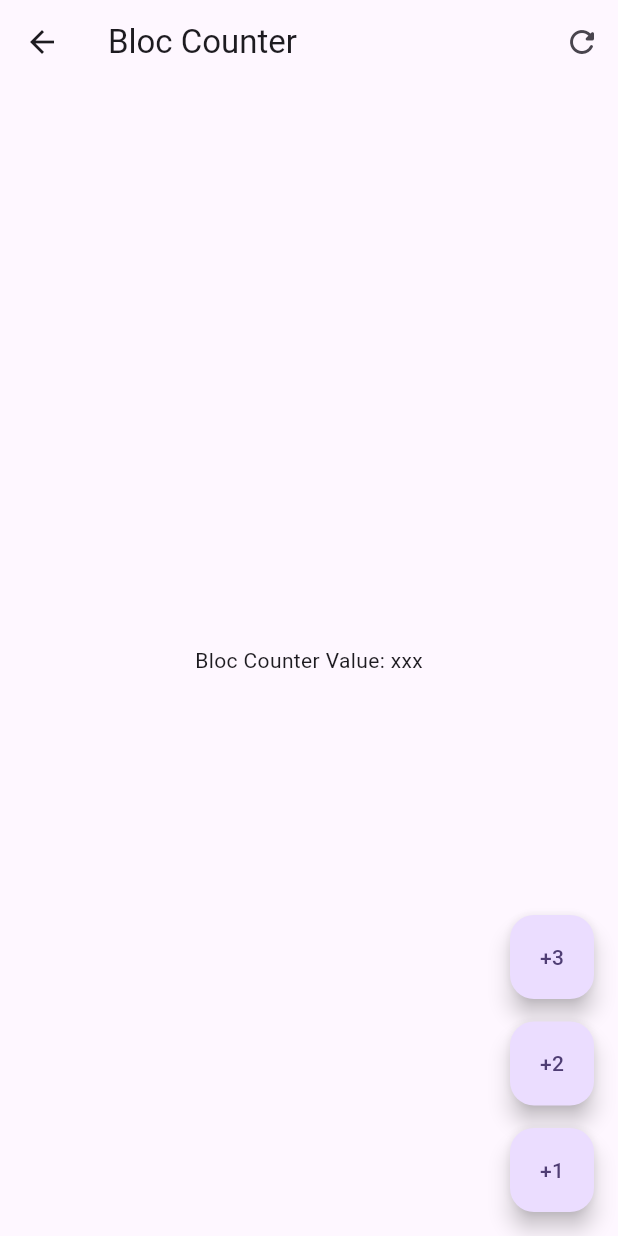
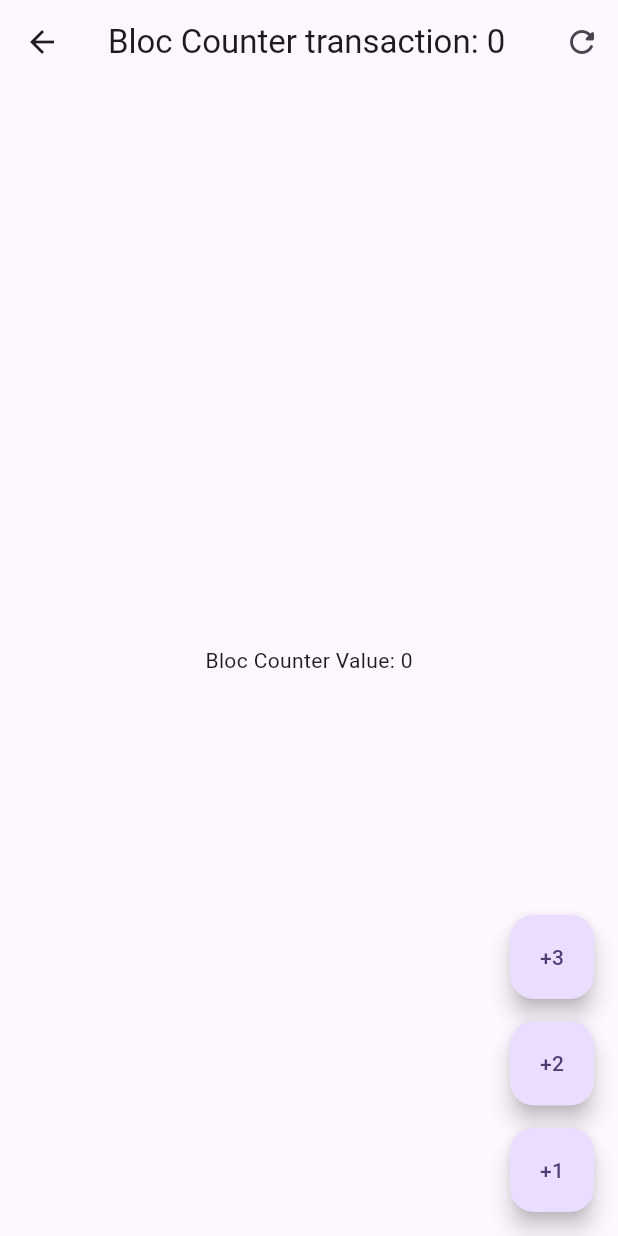
Before and after one commit to lauritaila/forms_app_cubits_bloc, a Flutter app: the screen it shows after launch, after a tap on "Bloc", on a phone screen of 412 x 824 dp. Run offline on Flutter 3.47's test engine with Material 3 defaults, Android fonts, the light colour scheme and no system bars; our stand-ins replace equatable, flutter_bloc, go_router.

Commit message:
FEAT: bloc implemented screen

```diff
--- a/lib/presentation/screens/bloc_counter_screen.dart
+++ b/lib/presentation/screens/bloc_counter_screen.dart
@@ -1,40 +1,63 @@
 import 'package:flutter/material.dart';
+import 'package:flutter_bloc/flutter_bloc.dart';
+import 'package:forms_app_cubits_bloc/presentation/bloc/counter_bloc/counter_bloc.dart';
 
 class BlocCounterScreen extends StatelessWidget {
   const BlocCounterScreen({super.key});
 
   @override
   Widget build(BuildContext context) {
+    return BlocProvider(
+      create: (context) => CounterBloc(),
+      child: _BlocCounterView(),
+    );
+  }
+}
+
+class _BlocCounterView extends StatelessWidget {
+  const _BlocCounterView();
+
+  void increaseBy(BuildContext context, int value) {
+    context.read<CounterBloc>().increaseBy(value);
+  }
+
+  @override
+  Widget build(BuildContext context) {
     return Scaffold(
-      appBar: AppBar(title: const Text("Bloc Counter"),
-      actions: [
-        IconButton(
-          icon: const Icon(Icons.refresh_rounded),
-          onPressed: (){},
-        )
-      ],
+      appBar: AppBar(
+        title: context.select((CounterBloc bloc) => Text("Bloc Counter transaction: ${bloc.state.transactionCount}")),
+        actions: [
+          IconButton(icon: const Icon(Icons.refresh_rounded), onPressed: () {
+            context.read<CounterBloc>().reset();
+          }),
+        ],
       ),
-      body: Center(child: const Text("Bloc Counter Value: xxx")),
+      body: Center(
+        child: context.select(
+          (CounterBloc bloc) =>
+              Text("Bloc Counter Value: ${bloc.state.counter}"),
+        ),
+      ),
       floatingActionButton: Column(
         mainAxisAlignment: MainAxisAlignment.end,
         children: [
           FloatingActionButton(
             heroTag: "1",
             child: Text('+3'),
-            onPressed: (){},
+            onPressed: () {increaseBy(context, 3);},
           ),
-          const SizedBox(height: 15,),
+          const SizedBox(height: 15),
           FloatingActionButton(
             heroTag: "2",
             child: Text('+2'),
-            onPressed: (){},
+            onPressed: () {increaseBy(context, 2);},
           ),
-          const SizedBox(height: 15,),
+          const SizedBox(height: 15),
           FloatingActionButton(
             heroTag: "3",
             child: Text('+1'),
-            onPressed: (){},
-          )
+            onPressed: () {increaseBy(context, 1);},
+          ),
         ],
       ),
     );
```
